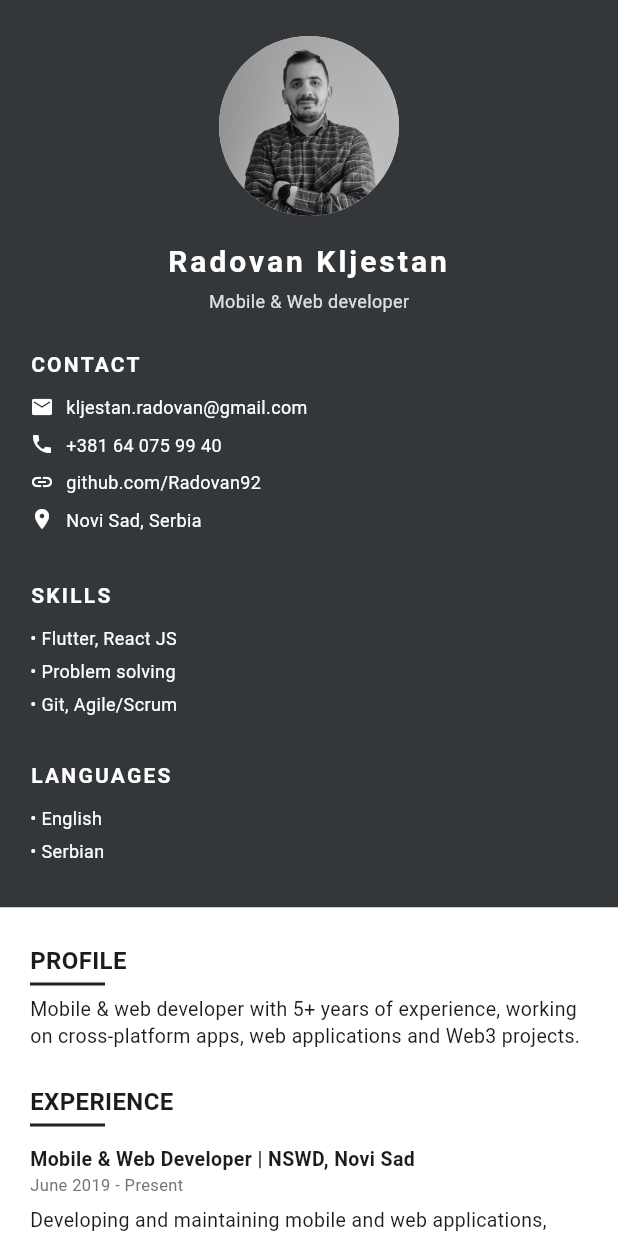
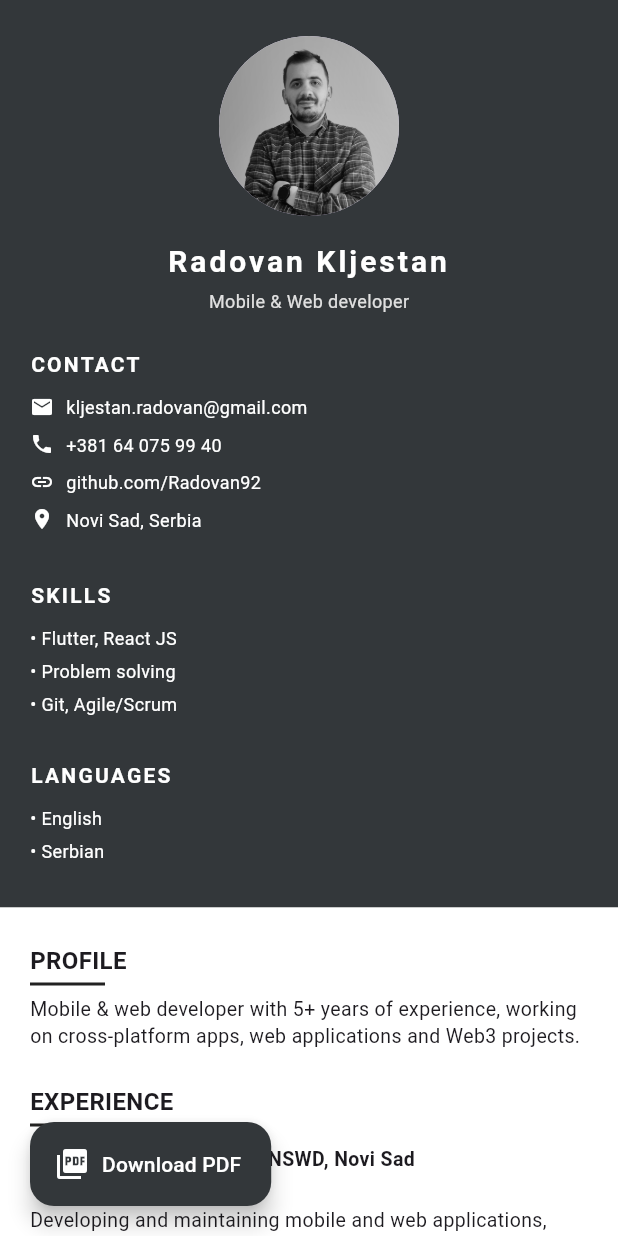
Before and after one commit to Radovan92/resume, a Flutter app: the screen it shows after launch, on a phone screen of 412 x 824 dp. Run offline on Flutter 3.47's test engine with Material 3 defaults, Android fonts, the phone set to English and light mode, and no system bars; our stand-ins replace pdf, printing.

Commit message:
new-feat(pdf): added pdf download button

```diff
--- /dev/null
+++ b/lib/data/cv_content.dart
@@ -0,0 +1,108 @@
+class CvProject {
+  const CvProject({
+    required this.name,
+    required this.technology,
+    required this.description,
+    required this.features,
+  });
+
+  final String name;
+  final String technology;
+  final String description;
+  final List<String> features;
+}
+
+class CvExperience {
+  const CvExperience({
+    required this.position,
+    required this.company,
+    required this.period,
+    required this.description,
+  });
+
+  final String position;
+  final String company;
+  final String period;
+  final String description;
+}
+
+class CvContent {
+  static const name = 'Radovan Kljestan';
+  static const title = 'Mobile & Web developer';
+  static const email = 'kljestan.radovan@gmail.com';
+  static const phone = '+381 64 075 99 40';
+  static const github = 'github.com/Radovan92';
+  static const location = 'Novi Sad, Serbia';
+
+  static const profile =
+      'Mobile & web developer with 5+ years of experience, working on cross-platform apps, web applications and Web3 projects.';
+
+  static const skills = [
+    'Flutter, React JS ',
+    'Problem solving',
+    'Git, Agile/Scrum',
+  ];
+
+  static const languages = ['English', 'Serbian'];
+
+  static const experience = CvExperience(
+    position: 'Mobile & Web Developer',
+    company: 'NSWD, Novi Sad',
+    period: 'June 2019 - Present',
+    description:
+        'Developing and maintaining mobile and web applications, including a Web3 project.',
+  );
+
+  static const projects = [
+    CvProject(
+      name: 'Reenact',
+      technology: 'Flutter (Android)',
+      description:
+          'A groundbreaking startup with a fully automated AI system that enables machines to interpret human acting skills.',
+      features: [
+        'Android application developed using the first stable version of Flutter',
+        'Audio and video recording, camera integration',
+        'Data visualization through charts',
+        'AWS infrastructure for secure video storage and backend services',
+      ],
+    ),
+    CvProject(
+      name: 'InfoZgrada',
+      technology: 'Flutter (iOS & Android)',
+      description:
+          'A free application that enables easy and efficient communication between property managers, residents, and service companies.',
+      features: [
+        'Cross-platform app for residential community management',
+        'HTTP communication, state management (Provider → BLoC)',
+        'Push notifications and in-app chat',
+        'Available on Google Play and App Store',
+      ],
+    ),
+    CvProject(
+      name: 'CeDeFiAi',
+      technology: 'React Web3 (Web)',
+      description:
+          'The ultimate non-custodial CeFi & DeFi hub for all and every need, allowing users to trade, invest, learn, complete tasks, and get rewards.',
+      features: [
+        'Large-scale frontend application in Web3',
+        'Developed using Agile methodologies with daily stand-ups',
+        'Jira task management, task creation, code reviews',
+        'Frontend architecture discussions',
+      ],
+    ),
+    CvProject(
+      name: 'Cinteraction',
+      technology: 'Flutter (Web)',
+      description:
+          'Virtual Conferencing of the Future (VCF), an intelligent AI-enabled video-conferencing solution.',
+      features: [
+        'Real-time communication and participant attention tracking',
+        'BLoC state management, API layer',
+        'Janus WebRTC integration for chat and stream',
+        'Flutter Clean Architecture',
+        'Live web link: cinteraction.com',
+        'Android & iOS versions planned',
+      ],
+    ),
+  ];
+}
--- a/lib/presentation/pages/cv_page.dart
+++ b/lib/presentation/pages/cv_page.dart
@@ -1,6 +1,7 @@
 import 'package:flutter/material.dart';
 import '../widgets/sidebar/sidebar.dart';
 import '../widgets/content/main_content.dart';
+import '../widgets/download_pdf_button.dart';
 
 class CvPage extends StatelessWidget {
   const CvPage({super.key});
@@ -8,7 +9,9 @@ class CvPage extends StatelessWidget {
   @override
   Widget build(BuildContext context) {
     return Scaffold(
-      body: LayoutBuilder(
+      body: Stack(
+        children: [
+          LayoutBuilder(
             builder: (context, constraints) {
               final isMobile = constraints.maxWidth < 800;
 
@@ -23,6 +26,9 @@ class CvPage extends StatelessWidget {
                 ),
               );
             },
+          ),
+          const Positioned(left: 20, bottom: 20, child: DownloadPdfButton()),
+        ],
       ),
     );
   }
--- a/lib/presentation/widgets/content/main_content.dart
+++ b/lib/presentation/widgets/content/main_content.dart
@@ -1,4 +1,5 @@
 import 'package:flutter/material.dart';
+import '../../../data/cv_content.dart';
 import 'section_title.dart';
 import 'experience_item.dart';
 import 'project_item.dart';
@@ -17,76 +18,30 @@ class MainContent extends StatelessWidget {
           const SectionTitle('PROFILE'),
           SizedBox(height: isMobile ? 6 : 8),
           Text(
-            'Mobile & web developer with 5+ years of experience, working on cross-platform apps, web applications and Web3 projects.',
+            CvContent.profile,
             style: TextStyle(fontSize: isMobile ? 13 : 14),
           ),
           SizedBox(height: isMobile ? 24 : 32),
           const SectionTitle('EXPERIENCE'),
           SizedBox(height: isMobile ? 12 : 16),
           ExperienceItem(
-            position: 'Mobile & Web Developer',
-            company: 'NSWD, Novi Sad',
-            period: 'June 2019 - Present',
-            description:
-                'Developing and maintaining mobile and web applications, including a Web3 project.',
-            // projects: ['Behavior Flow (Swift)'],
+            position: CvContent.experience.position,
+            company: CvContent.experience.company,
+            period: CvContent.experience.period,
+            description: CvContent.experience.description,
           ),
           SizedBox(height: isMobile ? 24 : 32),
           const SectionTitle('PROJECTS'),
           SizedBox(height: isMobile ? 12 : 16),
-          ProjectItem(
-            name: 'Reenact',
-            technology: 'Flutter (Android)',
-            description:
-                'A groundbreaking startup with a fully automated AI system that enables machines to interpret human acting skills.',
-            features: [
-              'Android application developed using the first stable version of Flutter',
-              'Audio and video recording, camera integration',
-              'Data visualization through charts',
-              'AWS infrastructure for secure video storage and backend services',
-            ],
-          ),
-          SizedBox(height: isMobile ? 12 : 16),
-          ProjectItem(
-            name: 'InfoZgrada',
-            technology: 'Flutter (iOS & Android)',
-            description:
-                'A free application that enables easy and efficient communication between property managers, residents, and service companies.',
-            features: [
-              'Cross-platform app for residential community management',
-              'HTTP communication, state management (Provider → BLoC)',
-              'Push notifications and in-app chat',
-              'Available on Google Play and App Store',
-            ],
-          ),
-          SizedBox(height: isMobile ? 12 : 16),
-          ProjectItem(
-            name: 'CeDeFiAi',
-            technology: 'React Web3 (Web)',
-            description:
-                'The ultimate non-custodial CeFi & DeFi hub for all and every need, allowing users to trade, invest, learn, complete tasks, and get rewards.',
-            features: [
-              'Large-scale frontend application in Web3',
-              'Developed using Agile methodologies with daily stand-ups',
-              'Jira task management, task creation, code reviews',
-              'Frontend architecture discussions',
-            ],
-          ),
-          SizedBox(height: isMobile ? 12 : 16),
-          ProjectItem(
-            name: 'Cinteraction',
-            technology: 'Flutter (Web)',
-            description:
-                'Virtual Conferencing of the Future (VCF), an intelligent AI-enabled video-conferencing solution.',
-            features: [
-              'Real-time communication and participant attention tracking',
-              'BLoC state management, API layer',
-              'Janus WebRTC integration for chat and stream',
-              'Flutter Clean Architecture',
-              'Live web link: cinteraction.com',
-              'Android & iOS versions planned',
-            ],
-          ),
+          for (var i = 0; i < CvContent.projects.length; i++) ...[
+            if (i > 0) SizedBox(height: isMobile ? 12 : 16),
+            ProjectItem(
+              name: CvContent.projects[i].name,
+              technology: CvContent.projects[i].technology,
+              description: CvContent.projects[i].description,
+              features: CvContent.projects[i].features,
+            ),
+          ],
         ],
       ),
     );
--- /dev/null
+++ b/lib/presentation/widgets/download_pdf_button.dart
@@ -0,0 +1,49 @@
+import 'package:flutter/material.dart';
+import '../../pdf/cv_pdf_builder.dart';
+
+class DownloadPdfButton extends StatefulWidget {
+  const DownloadPdfButton({super.key});
+
+  @override
+  State<DownloadPdfButton> createState() => _DownloadPdfButtonState();
+}
+
+class _DownloadPdfButtonState extends State<DownloadPdfButton> {
+  bool _loading = false;
+
+  Future<void> _download() async {
+    if (_loading) return;
+    setState(() => _loading = true);
+    try {
+      await CvPdfBuilder.download();
+    } catch (error) {
+      if (!mounted) return;
+      ScaffoldMessenger.of(
+        context,
+      ).showSnackBar(SnackBar(content: Text('Could not download PDF: $error')));
+    } finally {
+      if (mounted) setState(() => _loading = false);
+    }
+  }
+
+  @override
+  Widget build(BuildContext context) {
+    return FloatingActionButton.extended(
+      backgroundColor: const Color(0xFF33373A),
+      foregroundColor: Colors.white,
+      onPressed: _loading ? null : _download,
+      icon:
+          _loading
+              ? const SizedBox(
+                width: 18,
+                height: 18,
+                child: CircularProgressIndicator(
+                  strokeWidth: 2,
+                  color: Colors.white,
+                ),
+              )
+              : const Icon(Icons.picture_as_pdf),
+      label: Text(_loading ? 'Preparing…' : 'Download PDF'),
+    );
+  }
+}
--- a/lib/presentation/widgets/sidebar/sidebar.dart
+++ b/lib/presentation/widgets/sidebar/sidebar.dart
@@ -1,4 +1,5 @@
 import 'package:flutter/material.dart';
+import '../../../data/cv_content.dart';
 import 'sidebar_section.dart';
 import 'icon_text_row.dart';
 import 'bullet_text.dart';
@@ -29,7 +30,7 @@ class Sidebar extends StatelessWidget {
                   ),
                   SizedBox(height: isMobile ? 16 : 24),
                   Text(
-                    'Radovan Kljestan',
+                    CvContent.name,
                     textAlign: TextAlign.center,
                     style: TextStyle(
                       color: Colors.white,
@@ -40,7 +41,7 @@ class Sidebar extends StatelessWidget {
                   ),
                   const SizedBox(height: 4),
                   Text(
-                    'Mobile & Web developer',
+                    CvContent.title,
                     style: TextStyle(
                       color: Colors.grey[300],
                       fontSize: isMobile ? 12 : 14,
@@ -56,22 +57,22 @@ class Sidebar extends StatelessWidget {
               children: [
                 IconTextRow(
                   icon: Icons.email,
-                  text: 'kljestan.radovan@gmail.com',
+                  text: CvContent.email,
                   isMobile: isMobile,
                 ),
                 IconTextRow(
                   icon: Icons.phone,
-                  text: '+381 64 075 99 40',
+                  text: CvContent.phone,
                   isMobile: isMobile,
                 ),
                 IconTextRow(
                   icon: Icons.link,
-                  text: 'github.com/Radovan92',
+                  text: CvContent.github,
                   isMobile: isMobile,
                 ),
                 IconTextRow(
                   icon: Icons.location_on,
-                  text: 'Novi Sad, Serbia',
+                  text: CvContent.location,
                   isMobile: isMobile,
                 ),
               ],
@@ -81,9 +82,8 @@ class Sidebar extends StatelessWidget {
               title: 'SKILLS',
               isMobile: isMobile,
               children: [
-                BulletText('Flutter, React JS ', isMobile: isMobile),
-                BulletText('Problem solving', isMobile: isMobile),
-                BulletText('Git, Agile/Scrum', isMobile: isMobile),
+                for (final skill in CvContent.skills)
+                  BulletText(skill, isMobile: isMobile),
               ],
             ),
             SizedBox(height: isMobile ? 24 : 32),
@@ -91,8 +91,8 @@ class Sidebar extends StatelessWidget {
               title: 'LANGUAGES',
               isMobile: isMobile,
               children: [
-                BulletText('English', isMobile: isMobile),
-                BulletText('Serbian', isMobile: isMobile),
+                for (final language in CvContent.languages)
+                  BulletText(language, isMobile: isMobile),
               ],
             ),
           ],
--- a/pubspec.yaml
+++ b/pubspec.yaml
@@ -34,6 +34,8 @@ dependencies:
   # The following adds the Cupertino Icons font to your application.
   # Use with the CupertinoIcons class for iOS style icons.
   cupertino_icons: ^1.0.8
+  pdf: ^3.11.3
+  printing: ^5.14.3
 
 dev_dependencies:
   flutter_test:
```
Also changed, not shown: lib/pdf/cv_pdf_builder.dart (added, +239 -0 lines), pubspec.lock, 6 other files. Lines whose indentation alone changed are shown as unchanged.
